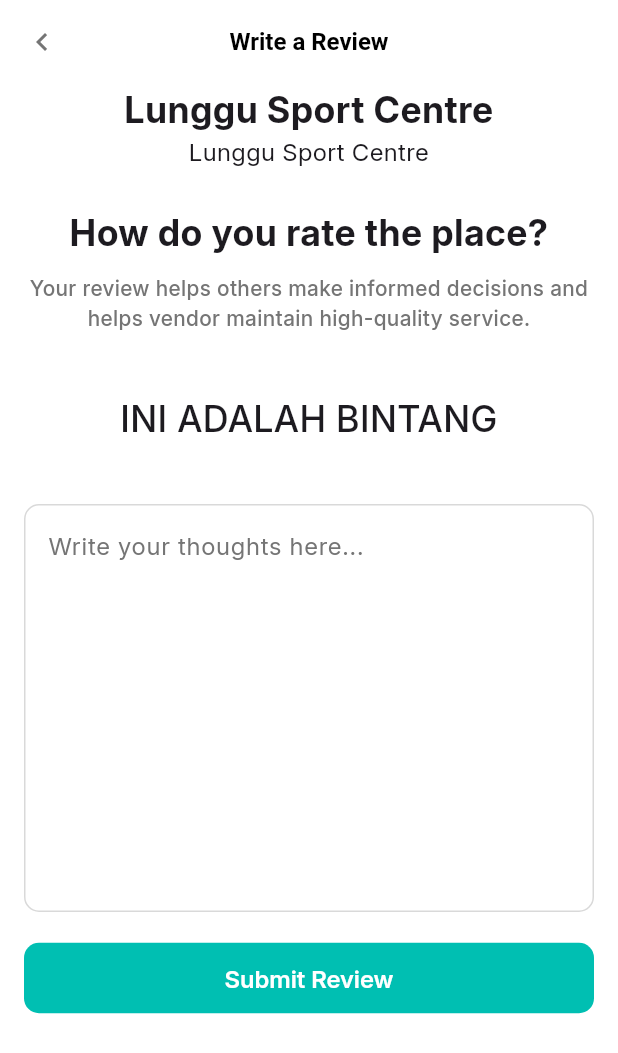
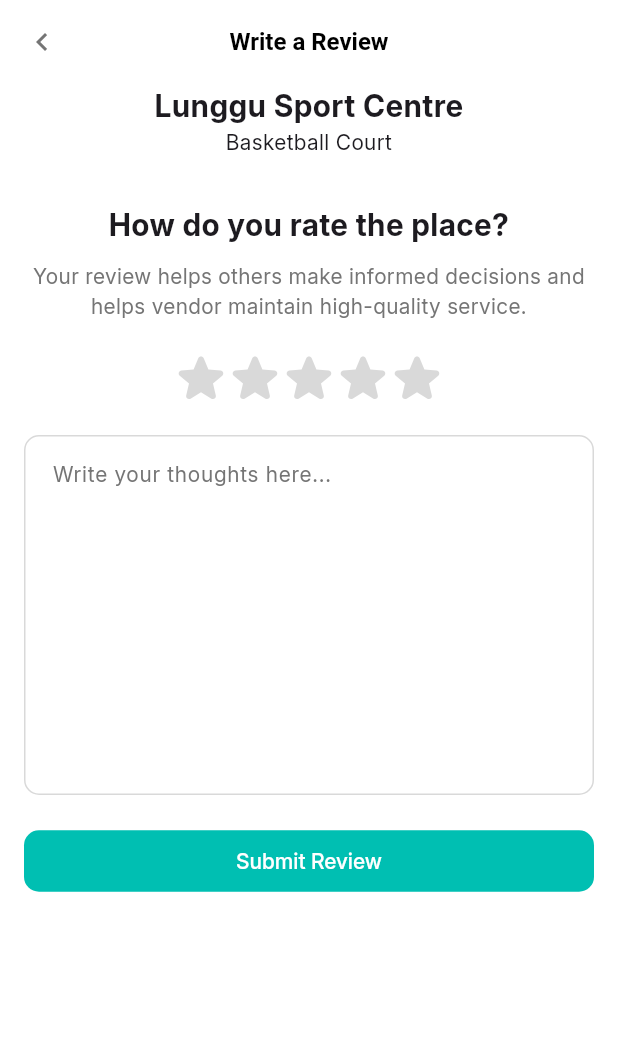
Before and after one commit to bryanfks-dev/Courtly, a Flutter app: the WriteReviewPage screen opened by its route, on a phone screen of 412 x 824 dp. Shown: the top 1053 px of the screen. Run offline on Flutter 3.47's test engine with Material 3 defaults, Android fonts, the phone set to English and light mode, and no system bars; our stand-ins replace flutter_svg, heroicons, introduction_screen, sticky_headers, vector_graphics; network calls fail.

Commit message:
update write review page

```diff
--- a/lib/core/config/app_themes.dart
+++ b/lib/core/config/app_themes.dart
@@ -49,7 +49,9 @@ class AppThemes {
               fontSize: 14,
               fontFamily: "Inter"),
           hintStyle: TextStyle(
-              color: ColorSchemes.highlightLight, fontFamily: "Inter"),
+              color: ColorSchemes.highlightLight,
+              fontSize: 14,
+              fontFamily: "Inter"),
           enabledBorder: OutlineInputBorder(
             borderRadius: BorderRadius.circular(10),
             borderSide: BorderSide(color: ColorSchemes.subtleLight),
--- a/lib/main.dart
+++ b/lib/main.dart
@@ -38,7 +38,7 @@ class _MyApp extends State<MyApp> {
         routes: {
           Routes.login: (context) => LoginPage(),
           Routes.register: (context) => const RegisterPage(),
-          Routes.writeReview: (context) => const WriteReviewPage()
+          Routes.writeReview: (context) => WriteReviewPage()
         },
         home: const AppScaffold());
   }
--- a/lib/presentation/pages/write_review.dart
+++ b/lib/presentation/pages/write_review.dart
@@ -2,21 +2,51 @@ import 'package:courtly/core/config/app_color_extension.dart';
 import 'package:courtly/core/constants/constants.dart';
 import 'package:courtly/presentation/widgets/backable_centered_app_bar.dart';
 import 'package:courtly/presentation/widgets/primary_button.dart';
+import 'package:flutter/foundation.dart';
 import 'package:flutter/material.dart';
+import 'package:heroicons/heroicons.dart';
 
 /// [WriteReviewPage] is a widget that is used to display the write review
 /// page of the application.
 class WriteReviewPage extends StatelessWidget {
-  const WriteReviewPage({super.key});
+  WriteReviewPage({super.key});
+
+  /// [_selectedStartNotifier] is a value notifier that is used to notify
+  final ValueNotifier<int> _selectedStartNotifier = ValueNotifier<int>(0);
 
   @override
   Widget build(BuildContext context) {
-    final AppColorsExtension colorExt = Theme.of(context).extension()!;
+    /// [colorExt] is the extension of the color theme.
+    final AppColorsExtension colorExt =
+        Theme.of(context).extension<AppColorsExtension>()!;
+
+    /// [starButton] is a function that returns a star button.
+    /// This button is used to rate the place.
+    ///
+    /// - Returns: [IconButton]
+    GestureDetector starButton(int currentIndex) {
+      /// [starCount] is the current count of the passed star button.
+      int starCount = currentIndex + 1;
+
+      return GestureDetector(
+        onTap: () {
+          _selectedStartNotifier.value = starCount;
+        },
+        child: HeroIcon(HeroIcons.star,
+            style: HeroIconStyle.solid,
+            size: 36,
+            color: (starCount <= _selectedStartNotifier.value)
+                ? colorExt.warning
+                : colorExt.outline),
+      );
+    }
+
     return Scaffold(
         backgroundColor: colorExt.background,
-        appBar: const BackableCenteredAppBar(title: 'Write a Review'),
+        appBar: const BackableCenteredAppBar(title: "Write a Review"),
         body: SafeArea(
-            minimum: const EdgeInsets.symmetric(horizontal: PAGE_PADDING_MOBILE),
+            minimum:
+                const EdgeInsets.symmetric(horizontal: PAGE_PADDING_MOBILE),
             child: SingleChildScrollView(
                 child: Column(
               mainAxisAlignment: MainAxisAlignment.start,
@@ -25,24 +55,24 @@ class WriteReviewPage extends StatelessWidget {
                   "Lunggu Sport Centre",
                   textAlign: TextAlign.center,
                   style: TextStyle(
-                    fontSize: 24,
+                    fontSize: 20,
                     fontWeight: FontWeight.bold,
                   ),
                 ),
                 const Text(
-                  "Lunggu Sport Centre",
+                  "Basketball Court",
                   textAlign: TextAlign.center,
                   style: TextStyle(
-                    fontSize: 16,
+                    fontSize: 14,
                   ),
                 ),
                 const SizedBox(
-                  height: 25,
+                  height: 30,
                 ),
                 const Text(
                   "How do you rate the place?",
                   textAlign: TextAlign.center,
-                  style: TextStyle(fontSize: 24, fontWeight: FontWeight.bold),
+                  style: TextStyle(fontSize: 20, fontWeight: FontWeight.bold),
                 ),
                 const SizedBox(
                   height: 10,
@@ -50,26 +80,30 @@ class WriteReviewPage extends StatelessWidget {
                 Text(
                   "Your review helps others make informed decisions and helps vendor maintain high-quality service.",
                   textAlign: TextAlign.center,
-                  style: TextStyle(
-                      color: colorExt.highlight,
-                      fontSize: 14,
-                      fontWeight: FontWeight.w500),
+                  style: TextStyle(color: colorExt.highlight, fontSize: 14),
                 ),
                 const SizedBox(
-                  height: 40,
+                  height: 20,
                 ),
-                const Text(
-                  "INI ADALAH BINTANG",
-                  textAlign: TextAlign.center,
-                  style: TextStyle(fontSize: 24, fontWeight: FontWeight.w500),
-                ),
+                ValueListenableBuilder(
+                    valueListenable: _selectedStartNotifier,
+                    builder: (BuildContext _, int __, Widget? ___) {
+                      return Row(
+                        mainAxisAlignment: MainAxisAlignment.center,
+                        children:
+                            List.generate(5, (index) => starButton(index)),
+                      );
+                    }),
                 const SizedBox(
-                  height: 40,
+                  height: 20,
                 ),
                 const TextField(
                   maxLines: 10,
-                  decoration:
-                      InputDecoration(hintText: "Write your thoughts here..."),
+                  style: TextStyle(fontSize: 14),
+                  decoration: InputDecoration(
+                    hintText: "Write your thoughts here...",
+                    contentPadding: EdgeInsets.all(15),
+                  ),
                 ),
                 const SizedBox(
                   height: 20,
@@ -77,14 +111,12 @@ class WriteReviewPage extends StatelessWidget {
                 PrimaryButton(
                     onPressed: () {},
                     style: const ButtonStyle(
-                        minimumSize: WidgetStatePropertyAll(Size.fromHeight(0)),
-                        padding: WidgetStatePropertyAll(
-                            EdgeInsets.symmetric(vertical: 14))),
-                    child: const Text(
-                      "Submit Review",
-                      style:
-                          TextStyle(fontSize: 16, fontWeight: FontWeight.w600),
-                    ))
+                      minimumSize: WidgetStatePropertyAll(Size.fromHeight(0)),
+                    ),
+                    child: const Text("Submit Review")),
+                const SizedBox(
+                  height: 20,
+                )
               ],
             ))));
   }
```
